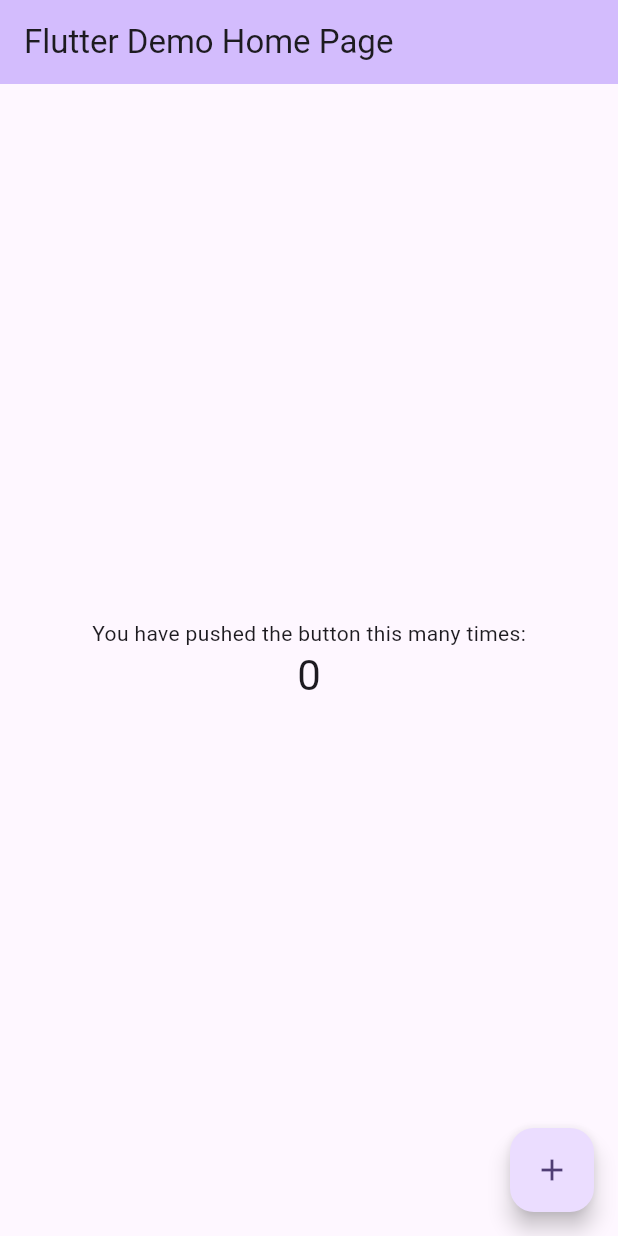
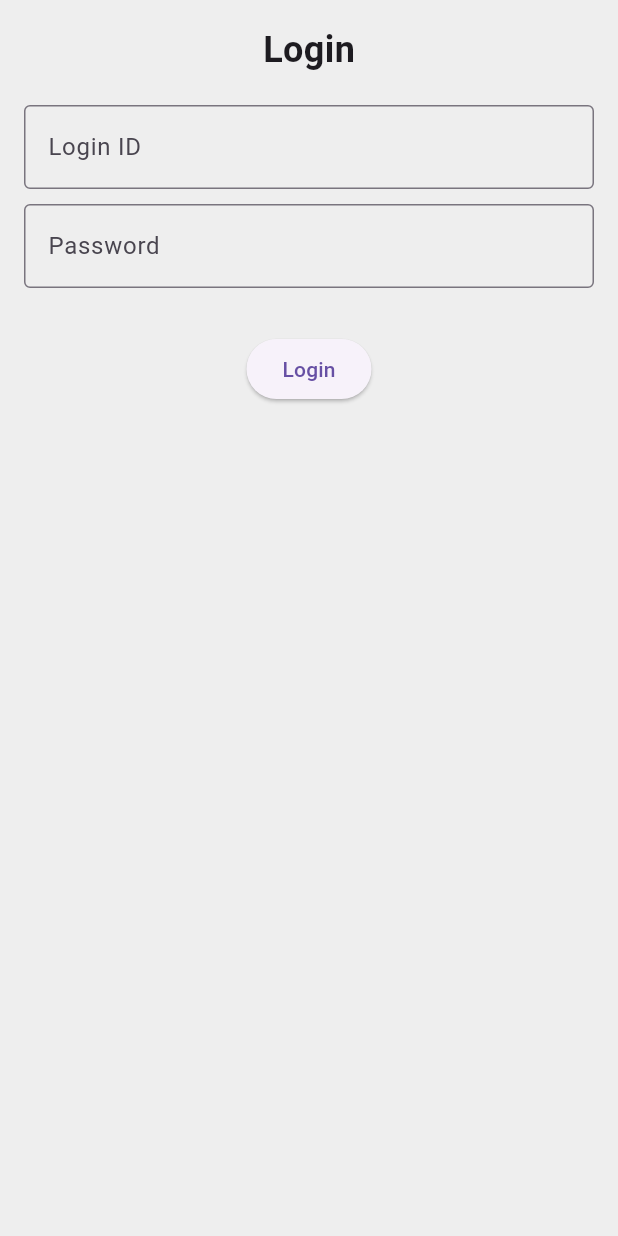
Before and after one commit to Group-7B/MainProgram, a Flutter app: the screen it shows after launch, on a phone screen of 412 x 824 dp. Run offline on Flutter 3.47's test engine with Material 3 defaults, Android fonts, the phone set to English and light mode, and no system bars.

Commit message:
luke oidk

```diff
--- a/lib/main.dart
+++ b/lib/main.dart
@@ -1,125 +1,102 @@
 import 'package:flutter/material.dart';
+import 'homescreen.dart';
 
 void main() {
-  runApp(const MyApp());
+  runApp(LearningApp());
 }
 
-class MyApp extends StatelessWidget {
-  const MyApp({super.key});
+class LearningApp extends StatelessWidget {
+  const LearningApp({super.key});
 
-  // This widget is the root of your application.
   @override
   Widget build(BuildContext context) {
     return MaterialApp(
-      title: 'Flutter Demo',
+      debugShowCheckedModeBanner: false,
+      title: 'Learning App',
       theme: ThemeData(
-        // This is the theme of your application.
-        //
-        // TRY THIS: Try running your application with "flutter run". You'll see
-        // the application has a purple toolbar. Then, without quitting the app,
-        // try changing the seedColor in the colorScheme below to Colors.green
-        // and then invoke "hot reload" (save your changes or press the "hot
-        // reload" button in a Flutter-supported IDE, or press "r" if you used
-        // the command line to start the app).
-        //
-        // Notice that the counter didn't reset back to zero; the application
-        // state is not lost during the reload. To reset the state, use hot
-        // restart instead.
-        //
-        // This works for code too, not just values: Most code changes can be
-        // tested with just a hot reload.
-        colorScheme: ColorScheme.fromSeed(seedColor: Colors.deepPurple),
-        useMaterial3: true,
+        primarySwatch: Colors.blue,
+        scaffoldBackgroundColor: Colors.grey[200],
       ),
-      home: const MyHomePage(title: 'Flutter Demo Home Page'),
+      home: LoginPage(),
     );
   }
 }
 
-class MyHomePage extends StatefulWidget {
-  const MyHomePage({super.key, required this.title});
-
-  // This widget is the home page of your application. It is stateful, meaning
-  // that it has a State object (defined below) that contains fields that affect
-  // how it looks.
-
-  // This class is the configuration for the state. It holds the values (in this
-  // case the title) provided by the parent (in this case the App widget) and
-  // used by the build method of the State. Fields in a Widget subclass are
-  // always marked "final".
-
-  final String title;
+class LoginPage extends StatefulWidget {
+  const LoginPage({super.key});
 
   @override
-  State<MyHomePage> createState() => _MyHomePageState();
+  _LoginPageState createState() => _LoginPageState();
 }
 
-class _MyHomePageState extends State<MyHomePage> {
-  int _counter = 0;
+class _LoginPageState extends State<LoginPage> {
+  final TextEditingController _emailController = TextEditingController();
+  final TextEditingController _passwordController = TextEditingController();
+  String _errorMessage = '';
 
-  void _incrementCounter() {
+  void _login() {
+    if (_emailController.text == 'user' && _passwordController.text == '0000') {
+      Navigator.pushReplacement(
+        context,
+        MaterialPageRoute(builder: (context) => HomeScreen()),
+      );
+    } else {
       setState(() {
-      // This call to setState tells the Flutter framework that something has
-      // changed in this State, which causes it to rerun the build method below
-      // so that the display can reflect the updated values. If we changed
-      // _counter without calling setState(), then the build method would not be
-      // called again, and so nothing would appear to happen.
-      _counter++;
+        _errorMessage = 'Invalid login ID or password';
       });
+    }
   }
 
   @override
   Widget build(BuildContext context) {
-    // This method is rerun every time setState is called, for instance as done
-    // by the _incrementCounter method above.
-    //
-    // The Flutter framework has been optimized to make rerunning build methods
-    // fast, so that you can just rebuild anything that needs updating rather
-    // than having to individually change instances of widgets.
     return Scaffold(
-      appBar: AppBar(
-        // TRY THIS: Try changing the color here to a specific color (to
-        // Colors.amber, perhaps?) and trigger a hot reload to see the AppBar
-        // change color while the other colors stay the same.
-        backgroundColor: Theme.of(context).colorScheme.inversePrimary,
-        // Here we take the value from the MyHomePage object that was created by
-        // the App.build method, and use it to set our appbar title.
-        title: Text(widget.title),
+      body: SingleChildScrollView(
+        child: Padding(
+          padding: EdgeInsets.all(16.0),
+          child: Center(
+            child: Column(
+              mainAxisAlignment: MainAxisAlignment.center,
+              children: [
+                Text(
+                  'Login',
+                  style: TextStyle(fontSize: 24, fontWeight: FontWeight.bold),
                 ),
-      body: Center(
-        // Center is a layout widget. It takes a single child and positions it
-        // in the middle of the parent.
-        child: Column(
-          // Column is also a layout widget. It takes a list of children and
-          // arranges them vertically. By default, it sizes itself to fit its
-          // children horizontally, and tries to be as tall as its parent.
-          //
-          // Column has various properties to control how it sizes itself and
-          // how it positions its children. Here we use mainAxisAlignment to
-          // center the children vertically; the main axis here is the vertical
-          // axis because Columns are vertical (the cross axis would be
-          // horizontal).
-          //
-          // TRY THIS: Invoke "debug painting" (choose the "Toggle Debug Paint"
-          // action in the IDE, or press "p" in the console), to see the
-          // wireframe for each widget.
-          mainAxisAlignment: MainAxisAlignment.center,
-          children: <Widget>[
-            const Text(
-              'You have pushed the button this many times:',
+                SizedBox(height: 20),
+                SizedBox(
+                  width: 400,
+                  child: TextField(
+                    controller: _emailController,
+                    decoration: InputDecoration(
+                      labelText: 'Login ID',
+                      border: OutlineInputBorder(),
                     ),
+                  ),
+                ),
+                SizedBox(height: 10),
+                SizedBox(
+                  width: 400,
+                  child: TextField(
+                    controller: _passwordController,
+                    decoration: InputDecoration(
+                      labelText: 'Password',
+                      border: OutlineInputBorder(),
+                    ),
+                    obscureText: true,
+                  ),
+                ),
+                SizedBox(height: 10),
+                if (_errorMessage.isNotEmpty)
                   Text(
-              '$_counter',
-              style: Theme.of(context).textTheme.headlineMedium,
+                    _errorMessage,
+                    style: TextStyle(color: Colors.red, fontSize: 14),
                   ),
+                SizedBox(height: 20),
+                ElevatedButton(onPressed: _login, child: Text('Login')),
               ],
             ),
           ),
-      floatingActionButton: FloatingActionButton(
-        onPressed: _incrementCounter,
-        tooltip: 'Increment',
-        child: const Icon(Icons.add),
-      ), // This trailing comma makes auto-formatting nicer for build methods.
+        ),
+      ),
     );
   }
 }
```
Also changed, not shown: lib/coursescreen.dart (added, +77 -0 lines), lib/homescreen.dart (added, +101 -0 lines), pubspec.yaml (+7 -74 lines), pubspec.lock, 1 other file. Lines whose indentation alone changed are shown as unchanged.
